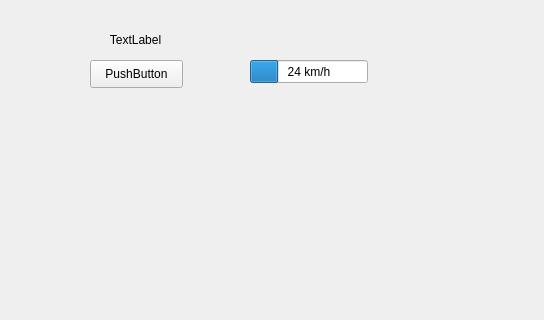
Before: the Qt Designer form qt_software/window.ui in UM-Driverless/TADA, drawn with Qt 5; both pictures show x 0 to 544 and y 0 to 320 of the 800 by 600 pixel window.
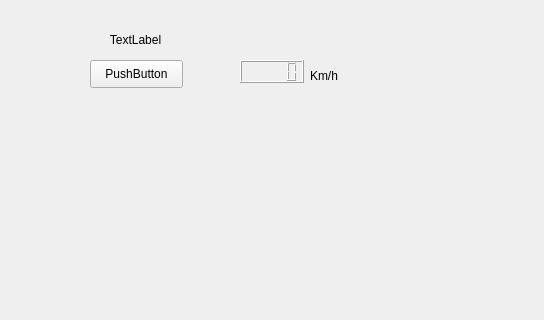
After: the same form once the commit is applied.

Commit message: Añadida pantalla lcd para velocidad

```diff
--- a/qt_software/window.ui
+++ b/qt_software/window.ui
@@ -43,32 +43,27 @@
      <set>Qt::AlignCenter</set>
     </property>
    </widget>
-   <widget class="QProgressBar" name="speed">
+   <widget class="QLCDNumber" name="speed">
     <property name="geometry">
      <rect>
-      <x>250</x>
+      <x>240</x>
       <y>60</y>
-      <width>118</width>
+      <width>64</width>
       <height>23</height>
      </rect>
     </property>
-    <property name="layoutDirection">
-     <enum>Qt::LeftToRight</enum>
+   </widget>
+   <widget class="QLabel" name="label">
+    <property name="geometry">
+     <rect>
+      <x>310</x>
+      <y>66</y>
+      <width>55</width>
+      <height>20</height>
+     </rect>
     </property>
-    <property name="autoFillBackground">
-     <bool>false</bool>
-    </property>
-    <property name="value">
-     <number>24</number>
-    </property>
-    <property name="orientation">
-     <enum>Qt::Horizontal</enum>
-    </property>
-    <property name="textDirection">
-     <enum>QProgressBar::TopToBottom</enum>
-    </property>
-    <property name="format">
-     <string>%p km/h</string>
+    <property name="text">
+     <string>Km/h</string>
     </property>
    </widget>
   </widget>
```
The commit also changes 2 other files.
